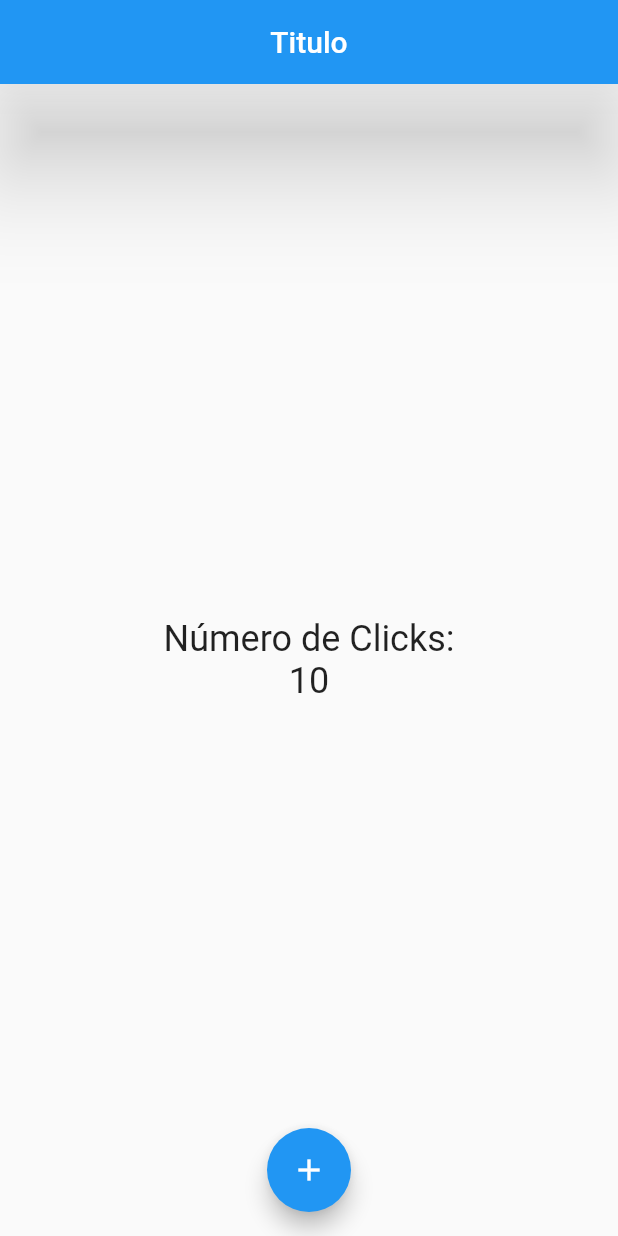
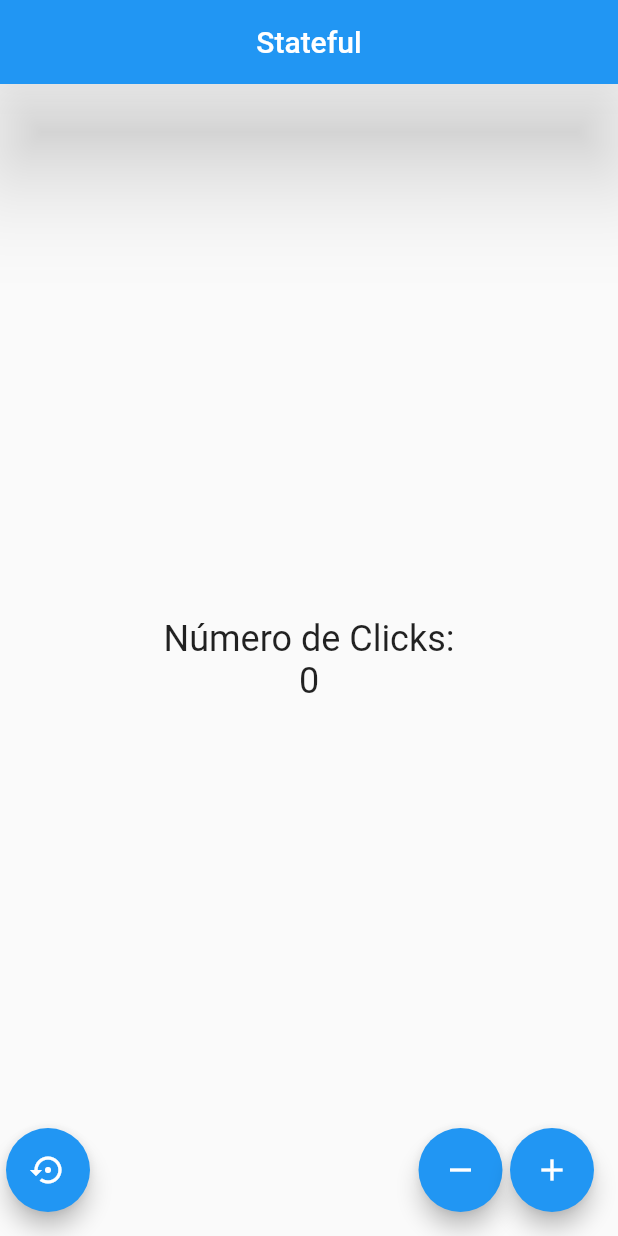
Before and after one commit to matisaffirio96/Flutter_Apps_UDM, a Flutter app: the screen it shows after launch, on a phone screen of 412 x 824 dp. Run offline on Flutter 3.47's test engine with Material 2 defaults, Android fonts, the phone set to English and light mode, and no system bars.

Commit message:
fin de video 52 y 53

```diff
--- a/aplicacion_udemy/lib/src/app.dart
+++ b/aplicacion_udemy/lib/src/app.dart
@@ -1,3 +1,4 @@
+import 'package:aplicacion_udemy/src/pages/contador_pages.dart';
 import 'package:aplicacion_udemy/src/pages/home_page.dart';
 import 'package:flutter/material.dart';
 
@@ -5,8 +6,10 @@ class MyApp extends StatelessWidget {
   @override
   Widget build(context) {
     return MaterialApp(
+      debugShowCheckedModeBanner: false,
       home: Center(
-        child: HomePage(),
+        // child: HomePage(),
+        child: ContadorPages(),
       ),
     );
   }
--- /dev/null
+++ b/aplicacion_udemy/lib/src/pages/contador_pages.dart
@@ -0,0 +1,68 @@
+import 'package:flutter/material.dart';
+
+class ContadorPages extends StatefulWidget {
+  @override
+  State<StatefulWidget> createState() {
+    // TODO: implement createState
+    return _ContadorPageState();
+  }
+}
+
+class _ContadorPageState extends State<ContadorPages> {
+  final _estiloTexto = new TextStyle(fontSize: 24.0);
+  int _conteo = 0;
+
+  @override
+  Widget build(BuildContext context) {
+    return Scaffold(
+        appBar: AppBar(
+          title: Text('Stateful'),
+          centerTitle: true,
+          elevation: 30.0,
+        ),
+        body: Center(
+            child: Column(
+          mainAxisAlignment: MainAxisAlignment.center,
+          children: <Widget>[
+            Text(
+              'Número de Clicks:',
+              style: _estiloTexto,
+            ),
+            Text(
+              '$_conteo',
+              style: _estiloTexto,
+            ),
+          ],
+        )),
+        floatingActionButton: _crearBotones());
+  }
+
+  Widget _crearBotones() {
+    return Row(
+      mainAxisAlignment: MainAxisAlignment.end,
+      children: <Widget>[
+        SizedBox(
+          width: 20.0,
+        ),
+        FloatingActionButton(
+          child: Icon(Icons.settings_backup_restore),
+          onPressed: null,
+        ),
+        Expanded(
+          child: SizedBox(),
+        ),
+        FloatingActionButton(
+          child: Icon(Icons.remove),
+          onPressed: null,
+        ),
+        SizedBox(
+          width: 5.0,
+        ),
+        FloatingActionButton(
+          child: Icon(Icons.add),
+          onPressed: null,
+        ),
+      ],
+    );
+  }
+}
```
